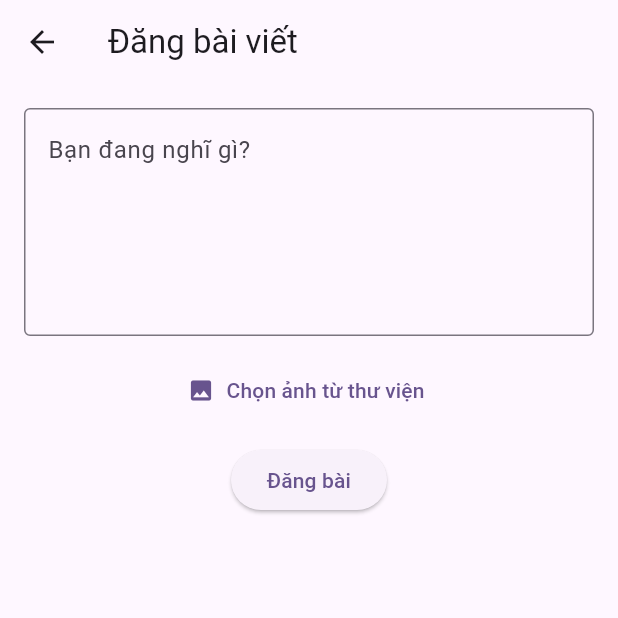
After one commit to Duy1508/Android-app, a Flutter app: the PostScreen screen opened directly, after a tap on "Đăng bài", on a phone screen of 412 x 824 dp, the top half of it. The commit adds this screen. Run offline on Flutter 3.47's test engine with Material 3 defaults, Android fonts, the phone set to English and light mode, and no system bars; our stand-ins replace cloud_firestore, firebase_auth, firebase_core, firebase_storage, image_picker; accounts and stored records are empty.

Commit message:
initial commit

```diff
--- a/lib/screens/home_screen.dart
+++ b/lib/screens/home_screen.dart
@@ -4,6 +4,8 @@ import 'welcome_screen.dart';
 import 'profile_screen.dart';
 import "package:myapp/widgets/bottom_nav_bar.dart";
 import 'search_screen.dart';
+import 'post_screen.dart';
+import 'feed_screen.dart';
 
 
 class HomeScreen extends StatefulWidget {
@@ -17,9 +19,9 @@ class _HomeScreenState extends State<HomeScreen> {
   int selectedIndex = 0;
 
   final List<Widget> pages = [
-    const Center(child: Text('Home')),
+    const FeedScreen(),       // Trang chủ hiển thị bài viết
     const SearchScreen(),
-    const Center(child: Text('Post')),
+    const PostScreen(),       // Trang đăng bài
     const Center(child: Text('Notifications')),
     const ProfileScreen(),
   ];
--- /dev/null
+++ b/lib/screens/post_screen.dart
@@ -0,0 +1,94 @@
+import 'dart:io';
+import 'package:flutter/material.dart';
+import 'package:image_picker/image_picker.dart';
+import 'package:firebase_storage/firebase_storage.dart';
+import 'package:cloud_firestore/cloud_firestore.dart';
+import 'package:firebase_auth/firebase_auth.dart';
+
+class PostScreen extends StatefulWidget {
+  const PostScreen({super.key});
+
+  @override
+  State<PostScreen> createState() => _PostScreenState();
+}
+
+class _PostScreenState extends State<PostScreen> {
+  final TextEditingController _contentController = TextEditingController();
+  File? _selectedImage;
+  bool _isUploading = false;
+
+  Future<void> _pickImage() async {
+    final picker = ImagePicker();
+    final picked = await picker.pickImage(source: ImageSource.gallery);
+    if (picked != null) {
+      setState(() => _selectedImage = File(picked.path));
+    }
+  }
+
+  Future<String> _uploadImage(File imageFile) async {
+    final fileName = DateTime.now().millisecondsSinceEpoch.toString();
+    final ref = FirebaseStorage.instance.ref().child('post_images/$fileName.jpg');
+    await ref.putFile(imageFile);
+    return await ref.getDownloadURL();
+  }
+
+  Future<void> _submitPost() async {
+    final user = FirebaseAuth.instance.currentUser;
+    if (user == null || _contentController.text.trim().isEmpty) return;
+
+    setState(() => _isUploading = true);
+
+    String imageUrl = '';
+    if (_selectedImage != null) {
+      imageUrl = await _uploadImage(_selectedImage!);
+    }
+
+    await FirebaseFirestore.instance.collection('posts').add({
+      'userId': user.uid,
+      'content': _contentController.text.trim(),
+      'imageUrl': imageUrl,
+      'likes': [],
+      'createdAt': FieldValue.serverTimestamp(),
+    });
+
+    setState(() => _isUploading = false);
+    Navigator.pop(context);
+  }
+
+  @override
+  Widget build(BuildContext context) {
+    return Scaffold(
+      appBar: AppBar(title: const Text('Đăng bài viết')),
+      body: Padding(
+        padding: const EdgeInsets.all(16),
+        child: Column(
+          children: [
+            TextField(
+              controller: _contentController,
+              maxLines: 5,
+              decoration: const InputDecoration(
+                hintText: 'Bạn đang nghĩ gì?',
+                border: OutlineInputBorder(),
+              ),
+            ),
+            const SizedBox(height: 12),
+            if (_selectedImage != null)
+              Image.file(_selectedImage!, height: 150, fit: BoxFit.cover),
+            TextButton.icon(
+              onPressed: _pickImage,
+              icon: const Icon(Icons.image),
+              label: const Text('Chọn ảnh từ thư viện'),
+            ),
+            const SizedBox(height: 12),
+            ElevatedButton(
+              onPressed: _isUploading ? null : _submitPost,
+              child: _isUploading
+                  ? const CircularProgressIndicator()
+                  : const Text('Đăng bài'),
+            ),
+          ],
+        ),
+      ),
+    );
+  }
+}
```
Also changed, not shown: lib/screens/comment_screen.dart (added, +100 -0 lines), lib/screens/feed_screen.dart (added, +184 -0 lines), lib/screens/profile_screen.dart (+0 -30 lines).
